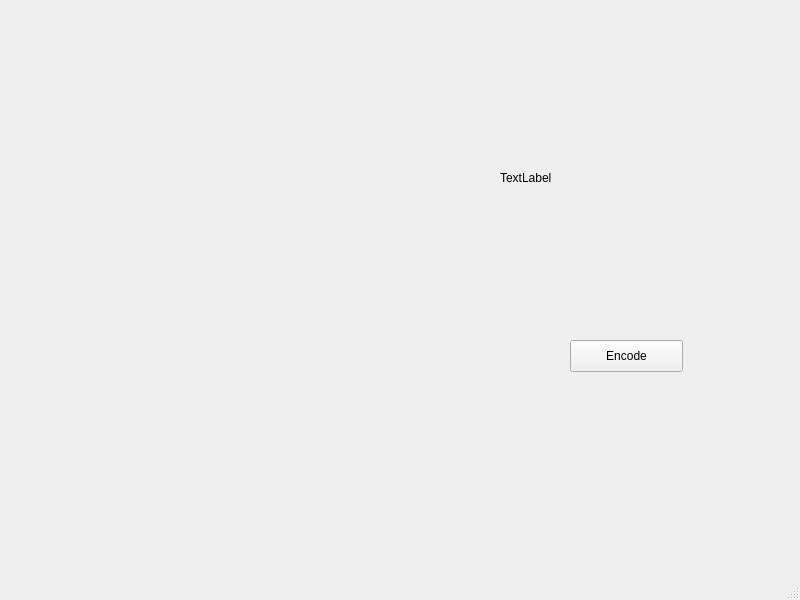
Before: the Qt Designer form mainwindow.ui in paipeng/cp-barcode-encoder, drawn with Qt 5.
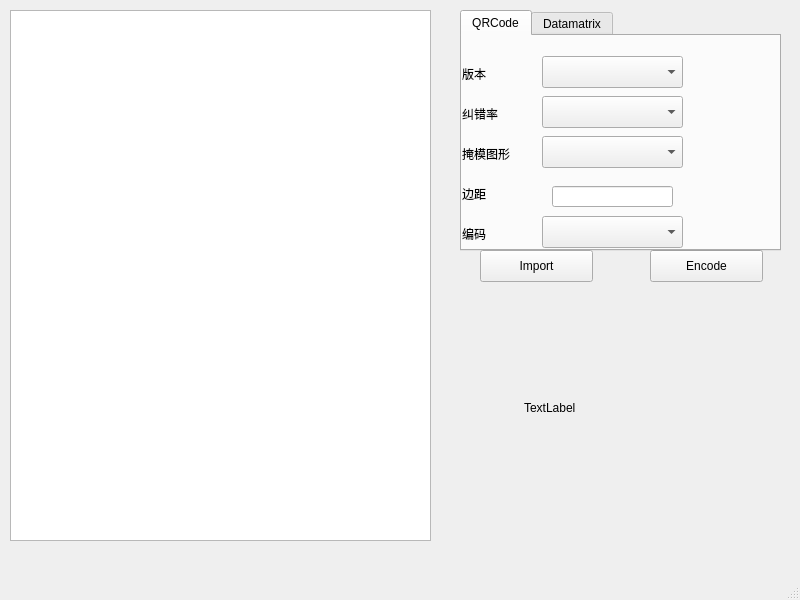
After: the same form once the commit is applied.

Commit message: add settings for qrcode encode

```diff
--- a/mainwindow.ui
+++ b/mainwindow.ui
@@ -17,8 +17,8 @@
    <widget class="QLabel" name="barcodeLabel">
     <property name="geometry">
      <rect>
-      <x>500</x>
-      <y>50</y>
+      <x>524</x>
+      <y>280</y>
       <width>255</width>
       <height>255</height>
      </rect>
@@ -30,8 +30,8 @@
    <widget class="QPushButton" name="encodeButton">
     <property name="geometry">
      <rect>
-      <x>570</x>
-      <y>340</y>
+      <x>650</x>
+      <y>250</y>
       <width>113</width>
       <height>32</height>
      </rect>
@@ -40,6 +40,167 @@
      <string>Encode</string>
     </property>
    </widget>
+   <widget class="QTabWidget" name="tabWidget">
+    <property name="geometry">
+     <rect>
+      <x>460</x>
+      <y>10</y>
+      <width>321</width>
+      <height>241</height>
+     </rect>
+    </property>
+    <property name="currentIndex">
+     <number>0</number>
+    </property>
+    <widget class="QWidget" name="qrcodeTab">
+     <attribute name="title">
+      <string>QRCode</string>
+     </attribute>
+     <widget class="QComboBox" name="qrcodeVersionComboBox">
+      <property name="geometry">
+       <rect>
+        <x>80</x>
+        <y>20</y>
+        <width>141</width>
+        <height>32</height>
+       </rect>
+      </property>
+     </widget>
+     <widget class="QComboBox" name="qrcodeEccComboBox">
+      <property name="geometry">
+       <rect>
+        <x>80</x>
+        <y>60</y>
+        <width>141</width>
+        <height>32</height>
+       </rect>
+      </property>
+     </widget>
+     <widget class="QLabel" name="label">
+      <property name="geometry">
+       <rect>
+        <x>0</x>
+        <y>30</y>
+        <width>60</width>
+        <height>16</height>
+       </rect>
+      </property>
+      <property name="text">
+       <string>版本</string>
+      </property>
+     </widget>
+     <widget class="QLabel" name="label_2">
+      <property name="geometry">
+       <rect>
+        <x>0</x>
+        <y>70</y>
+        <width>60</width>
+        <height>16</height>
+       </rect>
+      </property>
+      <property name="text">
+       <string>纠错率</string>
+      </property>
+     </widget>
+     <widget class="QLabel" name="label_3">
+      <property name="geometry">
+       <rect>
+        <x>0</x>
+        <y>110</y>
+        <width>60</width>
+        <height>16</height>
+       </rect>
+      </property>
+      <property name="text">
+       <string>掩模图形</string>
+      </property>
+     </widget>
+     <widget class="QComboBox" name="qrcodeMaskPatternComboBox">
+      <property name="geometry">
+       <rect>
+        <x>80</x>
+        <y>100</y>
+        <width>141</width>
+        <height>32</height>
+       </rect>
+      </property>
+     </widget>
+     <widget class="QLabel" name="label_4">
+      <property name="geometry">
+       <rect>
+        <x>0</x>
+        <y>150</y>
+        <width>60</width>
+        <height>16</height>
+       </rect>
+      </property>
+      <property name="text">
+       <string>边距</string>
+      </property>
+     </widget>
+     <widget class="QLineEdit" name="qrcodeMarginLineEdit">
+      <property name="geometry">
+       <rect>
+        <x>90</x>
+        <y>150</y>
+        <width>121</width>
+        <height>21</height>
+       </rect>
+      </property>
+     </widget>
+     <widget class="QLabel" name="label_5">
+      <property name="geometry">
+       <rect>
+        <x>0</x>
+        <y>190</y>
+        <width>60</width>
+        <height>16</height>
+       </rect>
+      </property>
+      <property name="text">
+       <string>编码</string>
+      </property>
+     </widget>
+     <widget class="QComboBox" name="qrcodeCharacterSetComboBox">
+      <property name="geometry">
+       <rect>
+        <x>80</x>
+        <y>180</y>
+        <width>141</width>
+        <height>32</height>
+       </rect>
+      </property>
+     </widget>
+    </widget>
+    <widget class="QWidget" name="datamatrixTab">
+     <attribute name="title">
+      <string>Datamatrix</string>
+     </attribute>
+    </widget>
+   </widget>
+   <widget class="QTextEdit" name="inputTextEdit">
+    <property name="geometry">
+     <rect>
+      <x>10</x>
+      <y>10</y>
+      <width>421</width>
+      <height>531</height>
+     </rect>
+    </property>
+   </widget>
+   <widget class="QPushButton" name="importButton">
+    <property name="geometry">
+     <rect>
+      <x>480</x>
+      <y>250</y>
+      <width>113</width>
+      <height>32</height>
+     </rect>
+    </property>
+    <property name="text">
+     <string>Import</string>
+    </property>
+   </widget>
   </widget>
   <widget class="QMenuBar" name="menubar">
    <property name="geometry">
```
The commit also changes 4 other files.
